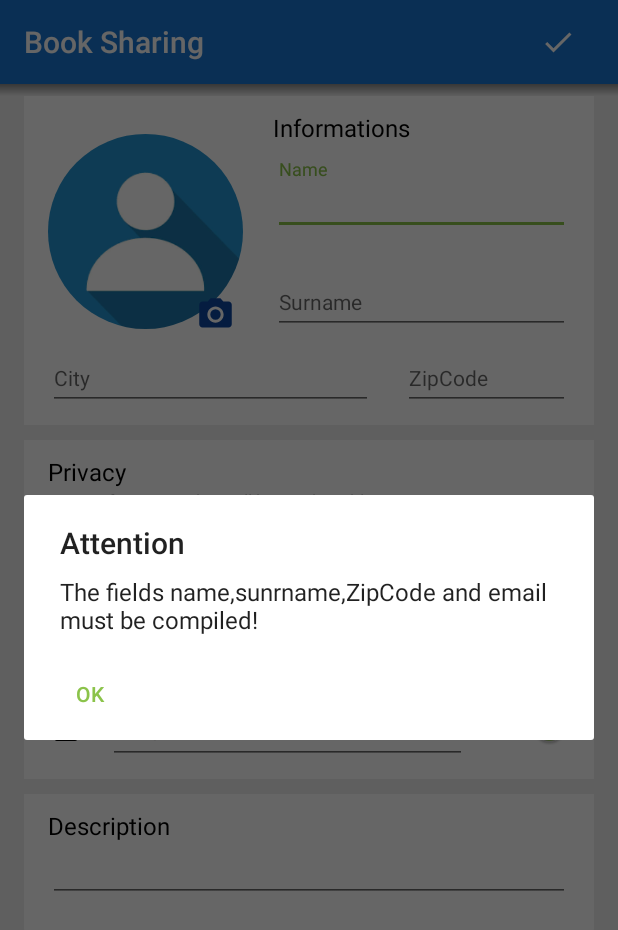
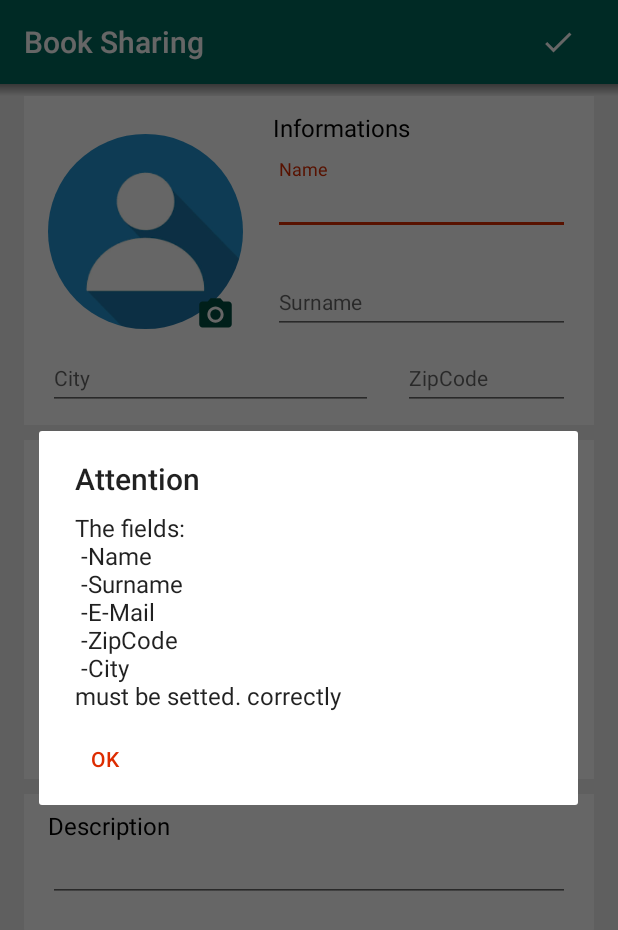
Before and after one commit to SergioGentile/WonderBook, an Android app: the EditProfile screen opened directly, with no data from a screen before it, after a tap on an icon or button, on a phone screen of 412 x 824 dp. Shown: the top 930 px of the screen. Run offline under Robolectric (Android 15) with nearby library versions, the phone set to English and light mode, and no system bars; our stand-ins replace CircleImageView; libraries missing offline, so code that uses them is left out: com.rengwuxian.materialedittext.

Commit message:
Risoluzione dell'immagine migliorata. Migliorata la visualizzazione della finiestr adi popup relativa ai campi vuoti in inserimento di edit.

```diff
--- a/app/src/main/java/it/polito/mad/booksharing/EditProfile.java
+++ b/app/src/main/java/it/polito/mad/booksharing/EditProfile.java
@@ -16,6 +16,7 @@ import android.graphics.Color;
 import android.graphics.Matrix;
 import android.media.ExifInterface;
 import android.net.Uri;
+import android.os.Environment;
 import android.provider.MediaStore;
 import android.support.design.widget.TextInputEditText;
 import android.support.v4.app.ActivityCompat;
@@ -53,12 +54,13 @@ public class EditProfile extends AppCompatActivity {
     //All declarations
     Toolbar toolbar;
     EditText edtName, edtSurname, edtCity, edtCap, edtStreet, edtPhone, edtMail, edtDescription;
-    ImageButton btnStreet, btnDone, btnEditImg;
+    ImageButton btnDone, btnEditImg;
     ImageView profileImg, lockStreet, lockPhone, lockMail;
-    Bitmap profileBitmap;
+    Bitmap profileBitmap, originalBitmapNormal, originalBitmapCrop;
     Bundle extras;
     User user;
     Switch swPhone, swStreet, swMail;
+    Uri imageCameraUri;
 
     private static final int IMAGE_GALLERY = 0, IMAGE_CAMERA = 1, IMAGE_CROP = 2;
 
@@ -69,7 +71,8 @@ public class EditProfile extends AppCompatActivity {
         setContentView(R.layout.activity_edit_profile);
 
         profileBitmap = null;
-
+        originalBitmapCrop = null;
+        originalBitmapNormal = null;
 
         //Ask permission for editing photo
         ActivityCompat.requestPermissions(EditProfile.this,
@@ -119,6 +122,7 @@ public class EditProfile extends AppCompatActivity {
             public void onClick(View v) {
                 if(user.getImagePath() != null){
                     Intent intent = new Intent(EditProfile.this, cropper.class);
+                    intent.putExtra("user-path", user.getImagePath());
                     startActivityForResult(intent, IMAGE_CROP);
                 }
 
@@ -226,6 +230,7 @@ public class EditProfile extends AppCompatActivity {
         });
 
 
+
         edtCity.addTextChangedListener(new TextWatcher() {
             @Override
             public void beforeTextChanged(CharSequence s, int start, int count, int after) {
@@ -317,20 +322,17 @@ public class EditProfile extends AppCompatActivity {
             public void onClick(View v) {
                 //Create a new intent in order to restore the activity ShowProfile.
                 //I put in a bundle the object user, with all the modification that the user have done previously
-                if(!user.checkInfo()){
-
+                String alertMessage  = user.checkInfo(getApplicationContext());
+                if(alertMessage!=null){
                     AlertDialog.Builder alertDialog = new AlertDialog.Builder(EditProfile.this);
                     alertDialog.setTitle(getString(R.string.alert_title))
-                            .setMessage(getString(R.string.alert_message))
+                            .setMessage(alertMessage)
                             .setNeutralButton(getString(R.string.alert_button), new DialogInterface.OnClickListener() {
                                 @Override
                                 public void onClick(DialogInterface dialog, int which) {
                                     //Nothing to do
                                 }
                             }).show();
-
-
-
                 }else {
                     setUserInfo(user);
                     Intent intent = new Intent();
@@ -350,6 +352,17 @@ public class EditProfile extends AppCompatActivity {
                 openGallery();
             }
         });
+    }
+
+    @Override
+    public void onBackPressed() {
+        super.onBackPressed();
+        if(originalBitmapCrop!=null){
+            saveToInternalStorageOriginalImage(originalBitmapCrop);
+        }
+        if(originalBitmapNormal!=null){
+            saveToInternalStorage(originalBitmapNormal);
+        }
     }
 
     private void setUpPictureAction() {
@@ -379,6 +392,9 @@ public class EditProfile extends AppCompatActivity {
 
                     Intent takePicture = new Intent(MediaStore.ACTION_IMAGE_CAPTURE);
                     if(takePicture.resolveActivity(getPackageManager())!=null) {
+                        imageCameraUri = Uri.fromFile(new File(Environment.getExternalStorageDirectory() + "/phototmp.jpeg"));
+                        takePicture.putExtra(android.provider.MediaStore.EXTRA_OUTPUT,
+                                imageCameraUri);
                         startActivityForResult(takePicture, IMAGE_CAMERA);//zero can be replaced with any action code
                     }
                 }
@@ -398,6 +414,7 @@ public class EditProfile extends AppCompatActivity {
     @Override
     protected void onActivityResult(int requestCode, int resultCode, Intent data){
         super.onActivityResult(requestCode, resultCode, data);
+
         //Set a new image on the profile
         if(resultCode == RESULT_OK ){
             if(requestCode == IMAGE_GALLERY){
@@ -405,8 +422,8 @@ public class EditProfile extends AppCompatActivity {
                 //return null, I don't know why
                 Uri pictureUri = data.getData();
 
+
                 String[] filePathColumn = {MediaStore.Images.Media.DATA};
-
                 Cursor cursor = getContentResolver().query(
                         pictureUri, filePathColumn, null, null, null);
                 cursor.moveToFirst();
@@ -425,52 +442,42 @@ public class EditProfile extends AppCompatActivity {
                 opt.inJustDecodeBounds = false;
                 Bitmap img = BitmapFactory.decodeFile(filePath,opt);
 
-                Bitmap rotateImg = rotateBitmap(getOrientation(pictureUri),img);
+                Bitmap rotateImg = rotateBitmap(getOrientation(filePath),img);
                 profileImg.setImageBitmap(rotateImg);
                 profileBitmap = rotateImg;
                 saveToInternalStorageOriginalImage(rotateImg);
 
             } else if(requestCode == IMAGE_CAMERA){
 
-                Bundle extras = data.getExtras();
-                Bitmap bitmap = (Bitmap) extras.get("data");
-                //Uri pictureUri = data.getData();
-               // Bitmap bitmap = rotateBitmap(getOrientation(pictureUri), pictureUri);
+                String filePath = imageCameraUri.getPath();
+
+                BitmapFactory.Options opt = new BitmapFactory.Options();
+                opt.inJustDecodeBounds = true;
+                BitmapFactory.decodeFile(filePath, opt);
+
+                //Calculate inSampleSize
+                opt.inSampleSize = calculateInSampleSize(opt, 256, 256);
+
+                opt.inJustDecodeBounds = false;
+                Bitmap img = BitmapFactory.decodeFile(filePath, opt);
+                Bitmap rotateImg = rotateBitmap(getOrientation(filePath), img);
+
+                profileImg.setImageBitmap(rotateImg);
+                profileBitmap = rotateImg;
+                saveToInternalStorageOriginalImage(rotateImg);
+            }
+            if (requestCode == IMAGE_CROP){
+                Bitmap bitmap = BitmapFactory.decodeFile(user.getImagePath());
                 profileImg.setImageBitmap(bitmap);
                 profileBitmap = bitmap;
-                saveToInternalStorageOriginalImage(bitmap);
             }
         }
-        if (requestCode == IMAGE_CROP){
-            Bitmap bitmap = BitmapFactory.decodeFile(user.getImagePath());
-            Log.d("PATH OF USER", user.getImagePath());
-            profileImg.setImageBitmap(bitmap);
-            profileBitmap = bitmap;
-        }
+
     }
 
 
-    private String getPath(Uri uri){
-        String path = null;
-        Cursor cursor = null;
-        try {
-            String[] proj = { MediaStore.Images.Media.DATA };
-            cursor = getContentResolver().query(uri,  proj, null, null, null);
-            int column_index = cursor.getColumnIndexOrThrow(MediaStore.Images.Media.DATA);
-            cursor.moveToFirst();
-            path =  cursor.getString(column_index);
-        } finally {
-            if (cursor != null) {
-                cursor.close();
-            }
-        }
-        return path;
-    }
-
-    private int getOrientation(Uri uri){
+    private int getOrientation(String path) {
         int orientationExif, orientation = 0;
-
-        String path = getPath(uri);
 
         ExifInterface exif = null;
         try {
@@ -480,29 +487,16 @@ public class EditProfile extends AppCompatActivity {
         }
         orientationExif = exif.getAttributeInt(ExifInterface.TAG_ORIENTATION, ExifInterface.ORIENTATION_NORMAL);
 
-        if(ExifInterface.ORIENTATION_ROTATE_270 == orientationExif){
+        if (ExifInterface.ORIENTATION_ROTATE_270 == orientationExif) {
             orientation = 270;
         }
-        if(ExifInterface.ORIENTATION_ROTATE_180 == orientationExif){
+        if (ExifInterface.ORIENTATION_ROTATE_180 == orientationExif) {
             orientation = 180;
-        }if(ExifInterface.ORIENTATION_ROTATE_90 == orientationExif){
+        }
+        if (ExifInterface.ORIENTATION_ROTATE_90 == orientationExif) {
             orientation = 90;
         }
         return orientation;
-    }
-
-    private Bitmap rotateBitmap(int orientation, Uri uri){
-        Matrix matrix = new Matrix();
-        matrix.postRotate(orientation);
-        Bitmap source = null;
-        try {
-            source = MediaStore.Images.Media.getBitmap(this.getContentResolver(), uri);
-        } catch (FileNotFoundException e) {
-            e.printStackTrace();
-        } catch (IOException e) {
-            e.printStackTrace();
-        }
-        return Bitmap.createBitmap(source, 0, 0, source.getWidth(), source.getHeight(), matrix, true);
     }
 
     private void setUser(User user){
@@ -544,9 +538,15 @@ public class EditProfile extends AppCompatActivity {
             swStreet.setChecked(false);
         }
 
-        Bitmap image =loadImageFromStorage();
-        if(image!=null){
-            profileImg.setImageBitmap(image);
+        Bitmap imageNormal = loadImageFromStorage();
+        if (imageNormal != null) {
+            originalBitmapNormal = imageNormal;
+            profileImg.setImageBitmap(imageNormal);
+        }
+
+        Bitmap imageCropper = loadImageFromStorageOriginal();
+        if (imageCropper != null) {
+            originalBitmapCrop = imageCropper;
         }
     }
 
@@ -582,12 +582,12 @@ public class EditProfile extends AppCompatActivity {
 
         ContextWrapper cw = new ContextWrapper(getApplicationContext());
         // path to /data/data/yourapp/app_data/imageDir
-        File directory = cw.getDir("imageDir", Context.MODE_PRIVATE);
+        File directory = cw.getDir(User.imageDir, Context.MODE_PRIVATE);
         if(!directory.exists()){
             directory.mkdir();
         }
 
-        File mypath=new File(directory,"profile.jpeg");
+        File mypath=new File(directory,User.profileImgName);
 
         FileOutputStream fos = null;
         try {
@@ -595,7 +595,7 @@ public class EditProfile extends AppCompatActivity {
             // Use the compress method on the BitMap object to write image to the OutputStream
             bitmapImage.compress(Bitmap.CompressFormat.JPEG, 100, fos);
             fos.close();
-            user.setImagePath(new String(directory + "/profile.jpeg"));
+            user.setImagePath(new String(directory + "/" + User.profileImgName));
 
         } catch (Exception e) {
             e.printStackTrace();
@@ -608,12 +608,12 @@ public class EditProfile extends AppCompatActivity {
 
         ContextWrapper cw = new ContextWrapper(getApplicationContext());
         // path to /data/data/yourapp/app_data/imageDir
-        File directory = cw.getDir("imageDir", Context.MODE_PRIVATE);
+        File directory = cw.getDir(User.imageDir, Context.MODE_PRIVATE);
         if(!directory.exists()){
             directory.mkdir();
         }
 
-        File mypath=new File(directory,"profile_cropper.jpeg");
+        File mypath=new File(directory,User.profileImgNameCrop);
 
         FileOutputStream fos = null;
         try {
@@ -637,6 +637,14 @@ public class EditProfile extends AppCompatActivity {
         return image;
     }
 
+    private Bitmap loadImageFromStorageOriginal() {
+        Bitmap image = null;
+        if (user.getImagePath() != null) {
+            image = BitmapFactory.decodeFile(user.getImagePath().replace("profile", "profile_cropper"));
+        }
+        return image;
+    }
+
     @Override
     public void onRequestPermissionsResult(int requestCode,
                                            String permissions[], int[] grantResults) {
@@ -653,7 +661,7 @@ public class EditProfile extends AppCompatActivity {
 
                     // permission denied, boo! Disable the
                     // functionality that depends on this permission.
-                    Toast.makeText(EditProfile.this, "Permission denied to read your External storage", Toast.LENGTH_SHORT).show();
+                    Toast.makeText(EditProfile.this, R.string.permission_ext_storage_denied, Toast.LENGTH_SHORT).show();
                 }
                 return;
             }
--- a/app/src/main/java/it/polito/mad/booksharing/User.java
+++ b/app/src/main/java/it/polito/mad/booksharing/User.java
@@ -1,16 +1,12 @@
 package it.polito.mad.booksharing;
 
-import android.app.Application;
 import android.content.Context;
-import android.content.ContextWrapper;
-import android.net.Uri;
 import android.os.Parcel;
 import android.os.Parcelable;
 import android.util.Pair;
 
-import java.io.File;
-import java.util.HashMap;
-import java.util.Map;
+import java.util.regex.Matcher;
+import java.util.regex.Pattern;
 
 //This interface implements the Parcelable interface because the object must be shared between more than one activity.
 //It's better share all the object and not only a string at a time.
@@ -30,6 +26,10 @@ import java.util.Map;
 public class User implements Parcelable{
     private Pair<String,String> name, surname, phone, email, description, city, cap, street;
     private String imagePath;
+
+    public static final String profileImgName = "profile.jpeg";
+    public static final String profileImgNameCrop = "profile_cropper.jpeg";
+    public static final String imageDir = "imageDir";
 
     private static String myDefault="";
     public User(){
@@ -176,12 +176,71 @@ public class User implements Parcelable{
     }
 
 
-    public boolean checkInfo() {
+    public String checkInfo(Context context) {
 
-        if(name.first.equals(myDefault) || surname.first.equals(myDefault) || email.first.equals(myDefault) || cap.first.equals(myDefault) || city.first.equals(myDefault)){
-            return false;
+        int counter = 0;
+        boolean return_null = true;
+        String correctly = "";
+        String message = "";
+
+        Pattern namePatter = Pattern.compile("^[a-z]+$", Pattern.CASE_INSENSITIVE);
+        Matcher matcherName = namePatter.matcher(name.first);
+        if(name.first.equals(myDefault) || !matcherName.find()){
+            counter++;
+            return_null = false;
+            message += " -" + context.getString(R.string.name) + "\n";
+            if(!matcherName.find()){
+                correctly = context.getString(R.string.correctly);
+            }
         }
-        return true;
+
+        Pattern surnamePatter = Pattern.compile("^[a-z]+$", Pattern.CASE_INSENSITIVE);
+        Matcher matcherSurname = surnamePatter.matcher(surname.first);
+        if(surname.first.equals(myDefault) || !matcherSurname.find()){
+            counter++;
+            return_null = false;
+            message += " -" + context.getString(R.string.surname) + "\n";
+            if(!matcherSurname.find()){
+                correctly = context.getString(R.string.correctly);
+            }
+        }
+
+        Pattern emailPatter = Pattern.compile("^[A-Z0-9._%+-]+@[A-Z0-9.-]+\\.[A-Z]{2,6}$", Pattern.CASE_INSENSITIVE);
+        Matcher matcherMail = emailPatter.matcher(email.first);
+        if(email.first.equals(myDefault) || !matcherMail.find()){
+            counter++;
+            return_null = false;
+            message += " -" + context.getString(R.string.mail) + "\n";
+            if(!matcherMail.find()){
+                correctly = context.getString(R.string.correctly);
+            }
+        }
+
+        if(cap.first.equals(myDefault)){
+            counter++;
+            return_null = false;
+            message += " -" + context.getString(R.string.cap) + "\n";
+        }
+
+        if(city.first.equals(myDefault)){
+            counter++;
+            return_null = false;
+            message += " -" + context.getString(R.string.city) + "\n";
+        }
+
+
+        if(return_null){
+            return null;
+        }
+        else{
+            if(counter<=1){
+                return context.getString(R.string.field_sin) + "\n" + message + context.getString(R.string.allert_end_sin) + " " + correctly;
+            }
+            else{
+                return context.getString(R.string.field_pl) + "\n" + message + context.getString(R.string.allert_end_pl) + " " + correctly;
+            }
+
+        }
     }
 
     public void setCheckMail(String checkMail) {
--- a/app/src/main/res/values/colors.xml
+++ b/app/src/main/res/values/colors.xml
@@ -1,9 +1,9 @@
 <?xml version="1.0" encoding="utf-8"?>
 <resources>
-    <color name="colorPrimary">#1976D2</color>
-    <color name="colorPrimaryDark">#0D47A1</color>
+    <color name="colorPrimary">#00695C</color>
+    <color name="colorPrimaryDark">#004D40</color>
     <color name="colorPrimaryLight">#CFD8DC</color>
-    <color name="colorAccent">#8BC34A</color>
+    <color name="colorAccent">#DD2C00</color>
     <color name="white">#FFFFFF</color>
     <color name="colorPrimaryText">#212121</color>
     <color name="colorSecondaryText">#757575</color>
--- a/app/src/main/res/values/strings.xml
+++ b/app/src/main/res/values/strings.xml
@@ -13,11 +13,17 @@
     <string name="camera">Camera</string>
     <string name="uploadImage">Upload Image...</string>
     <string name="description_value">Input here your profile description</string>
-    <string name="alert_message"> The fields name,sunrname,ZipCode and email must be compiled!</string>
     <string name="alert_button">OK</string>
     <string name="alert_title">Attention</string>
     <string name="personal_information">Informations</string>
     <string name="done">Done</string>
     <string name="privacy">Privacy</string>
     <string name="privacy_description">Enter information that will be made public or private</string>
+    <string name="permission_ext_storage_denied">Permission denied to read your external storage</string>
+    <string name="error_upload_image">Error while uploading a new image</string>
+    <string name="field_pl">"The fields: "</string>
+    <string name="allert_end_pl">must be setted.</string>
+    <string name="field_sin">The field:</string>
+    <string name="allert_end_sin">must be setted</string>
+    <string name="correctly">correctly</string>
 </resources>
```
Also changed, not shown: app/src/main/java/it/polito/mad/booksharing/cropper.java (+22 -9 lines), 4 other files.
